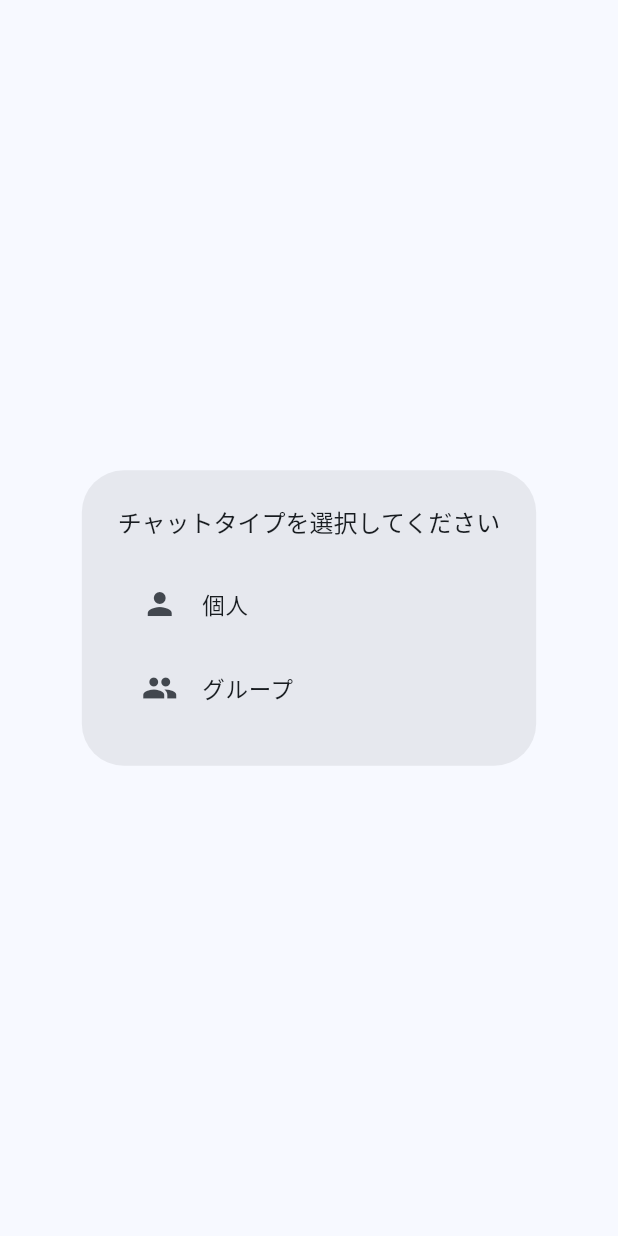
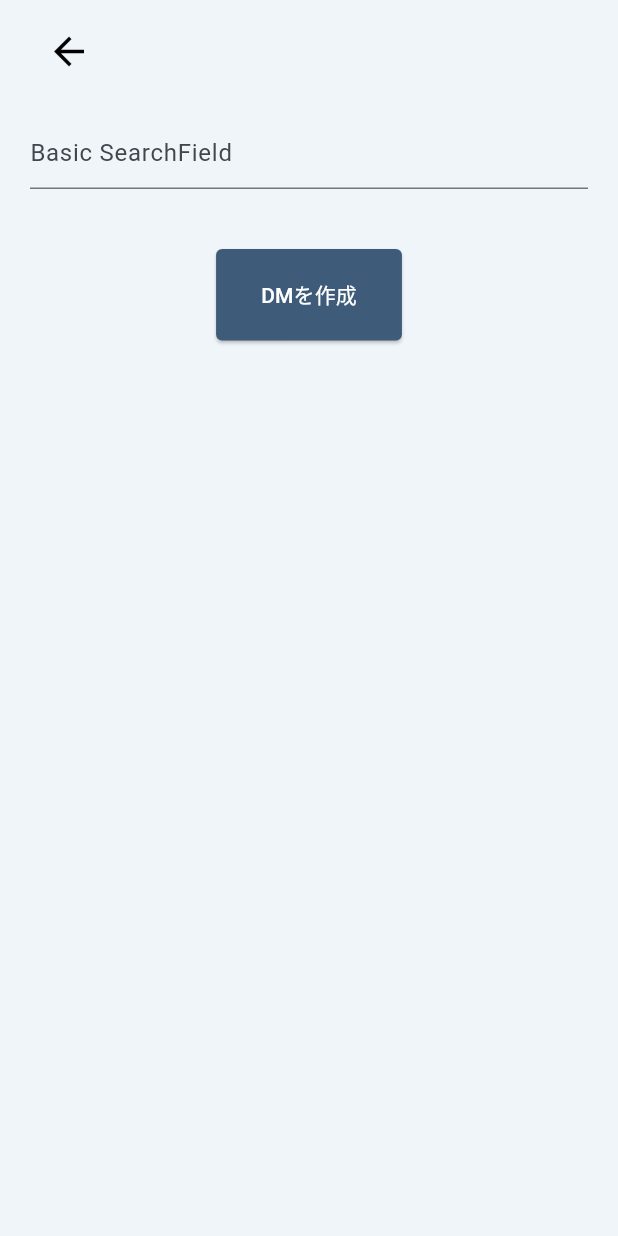
Before and after one commit to KTT-Projects/shine_portal, a Flutter app: the CreateChat widget shown alone on an empty page, opened directly, after a tap on "個人", on a phone screen of 412 x 824 dp. Run offline on Flutter 3.47's test engine with Material 3 defaults, Android fonts, the phone set to English and light mode, and no system bars; drawn by our look-alikes of searchfield; our stand-ins replace firebase_auth, firebase_core, google_fonts, google_nav_bar, loading_animation_widget; accounts and stored records are empty.

Commit message:
Completed CreateDm page UI

```diff
--- a/lib/pages/chat_page.dart
+++ b/lib/pages/chat_page.dart
@@ -1,4 +1,5 @@
 import 'package:flutter/material.dart';
+import 'package:searchfield/searchfield.dart';
 import 'package:shine_portal/pages/components/create_chat.dart';
 
 // A page for creating chat rooms.
--- a/lib/pages/components/create_chat.dart
+++ b/lib/pages/components/create_chat.dart
@@ -1,4 +1,5 @@
 import 'package:flutter/material.dart';
+import 'package:shine_portal/pages/components/create_dm.dart';
 
 class CreateChat extends StatefulWidget {
   const CreateChat({super.key});
@@ -34,6 +35,12 @@ class _CreateChatState extends State<CreateChat> {
             ),
             onTap: () {
               // Handle the tap.
+              showDialog(
+                context: context,
+                builder: (BuildContext context) {
+                  return CreateDm();
+                },
+              );
             },
           ),
           ListTile(
--- a/lib/pages/components/create_dm.dart
+++ b/lib/pages/components/create_dm.dart
@@ -0,0 +1,79 @@
+import 'package:flutter/material.dart';
+import 'package:flutter/widgets.dart';
+import 'package:searchfield/searchfield.dart';
+
+class CreateDm extends StatefulWidget {
+  const CreateDm({super.key});
+
+  @override
+  State<CreateDm> createState() => _CreateDmState();
+}
+
+class _CreateDmState extends State<CreateDm> {
+  @override
+  Widget build(BuildContext context) {
+    return Scaffold(
+      // width: 600,
+      // height: 10000,
+      backgroundColor: const Color(0xFFF0F5FA),
+      body: Column(
+        children: [
+          Align(
+            alignment: Alignment.topLeft,
+            child: Padding(
+              padding:
+                  const EdgeInsets.all(10), // Add padding for all directions
+              child: MaterialButton(
+                onPressed: () {
+                  Navigator.pop(context);
+                },
+                shape: RoundedRectangleBorder(
+                  borderRadius:
+                      BorderRadius.circular(8), // Make the corners round
+                ),
+                minWidth: 0,
+                child: const Padding(
+                  padding: EdgeInsets.all(
+                      5), // Add padding for all directions inside the button
+                  child: Icon(
+                    Icons.arrow_back,
+                    size: 30,
+                    color: Colors.black,
+                  ),
+                ),
+              ),
+            ),
+          ),
+          Padding(
+            padding: const EdgeInsets.symmetric(horizontal: 20, vertical: 10),
+            child: SearchField(
+              hint: 'Basic SearchField',
+              suggestions: ['ABC', 'DEF', 'GHI', 'JKL']
+                  .map(SearchFieldListItem<String>.new)
+                  .toList(),
+              suggestionState: Suggestion.expand,
+            ),
+          ),
+          const SizedBox(
+            height: 30,
+          ),
+          ElevatedButton(
+            onPressed: () {},
+            style: ElevatedButton.styleFrom(
+              shape: RoundedRectangleBorder(
+                borderRadius: BorderRadius.circular(
+                    4), // Adjust the border radius value as desired
+              ),
+              backgroundColor: const Color(0xFF3E5C79),
+              padding: const EdgeInsets.symmetric(horizontal: 30, vertical: 20),
+            ),
+            child: const Text(
+              'DMを作成',
+              style: TextStyle(color: Colors.white),
+            ),
+          ),
+        ],
+      ),
+    );
+  }
+}
--- a/lib/pages/components/create_group.dart
+++ b/lib/pages/components/create_group.dart
@@ -0,0 +1,15 @@
+import 'package:flutter/material.dart';
+
+class CreateGroup extends StatefulWidget {
+  const CreateGroup({super.key});
+
+  @override
+  State<CreateGroup> createState() => _CreateGroupState();
+}
+
+class _CreateGroupState extends State<CreateGroup> {
+  @override
+  Widget build(BuildContext context) {
+    return const Placeholder();
+  }
+}
```
Also changed, not shown: 3 other files.
